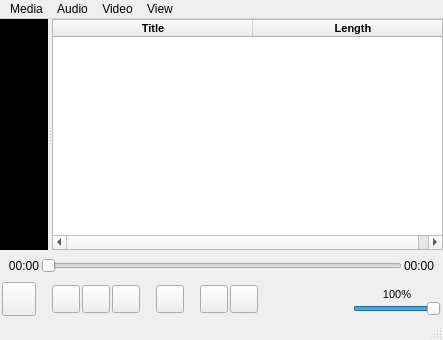
Before: the Qt Designer form applications/video-player/video-player-gui.ui in daniel86/regen, drawn with Qt 5.
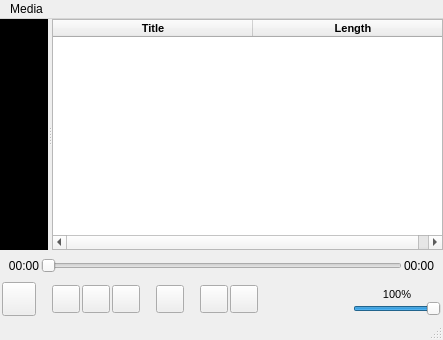
After: the same form once the commit is applied. Icons and pictures are not drawn.

Commit message: done with video-player for now

Patch:
```diff
--- a/applications/video-player/video-player-gui.ui
+++ b/applications/video-player/video-player-gui.ui
@@ -679,28 +679,7 @@
     <addaction name="separator"/>
     <addaction name="actionQuit"/>
    </widget>
-   <widget class="QMenu" name="menuAudio">
-    <property name="title">
-     <string>Audio</string>
-    </property>
-    <addaction name="actionAudio_Track"/>
-   </widget>
-   <widget class="QMenu" name="menuVideo">
-    <property name="title">
-     <string>Video</string>
-    </property>
-    <addaction name="actionVideo_Track"/>
-   </widget>
-   <widget class="QMenu" name="menuView">
-    <property name="title">
-     <string>View</string>
-    </property>
-    <addaction name="actionPlaylist"/>
-   </widget>
    <addaction name="menuMedia"/>
-   <addaction name="menuAudio"/>
-   <addaction name="menuVideo"/>
-   <addaction name="menuView"/>
   </widget>
   <widget class="QStatusBar" name="statusbar"/>
   <action name="actionOpen_File">
```
Left out of the diff: 2 changed lines with no effect on the pictures. The commit also changes 9 other files.
